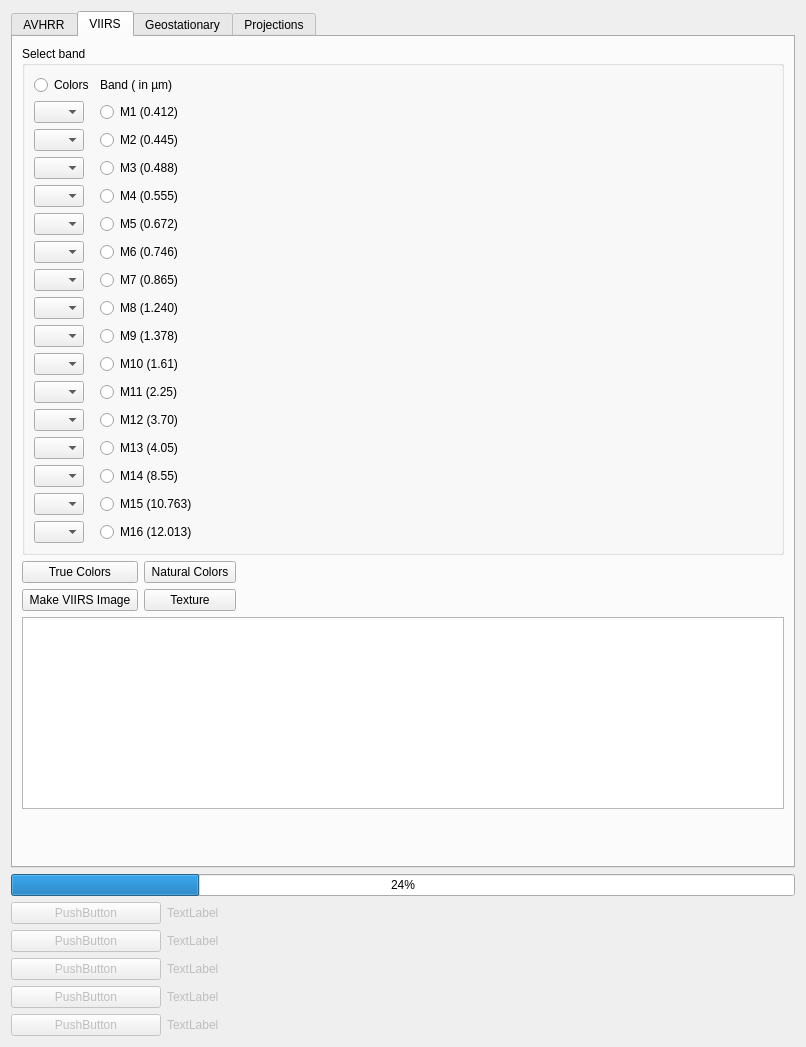
Old version of the form core/formtoolbox.ui in the repository hvanruys/EUMETCastView.
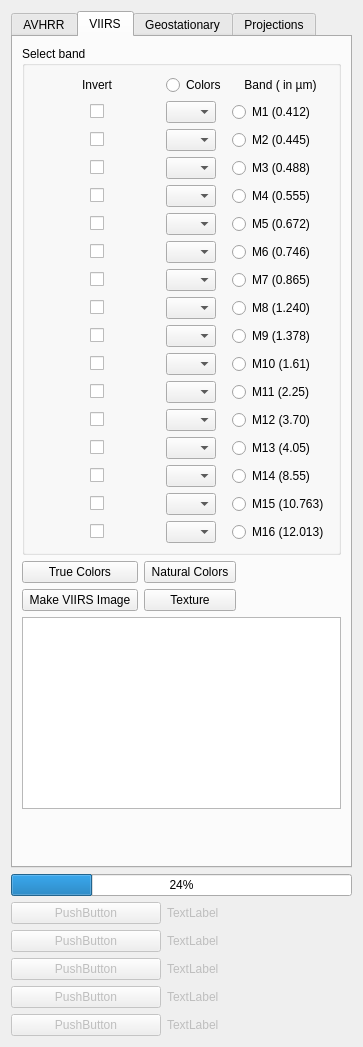
New version of the form.

Commit message: Invert raw VIIRS images

Patch:
```diff
--- a/core/formtoolbox.ui
+++ b/core/formtoolbox.ui
@@ -6,7 +6,7 @@
    <rect>
     <x>0</x>
     <y>0</y>
-    <width>806</width>
+    <width>363</width>
     <height>1047</height>
    </rect>
   </property>
@@ -623,21 +623,52 @@
          <layout class="QVBoxLayout" name="verticalLayout_16">
           <item>
            <layout class="QGridLayout" name="gridLayout_2">
+            <item row="17" column="2">
+             <widget class="QRadioButton" name="rbM16">
+              <property name="text">
+               <string>M16 (12.013)</string>
+              </property>
+             </widget>
+            </item>
+            <item row="7" column="2">
+             <widget class="QRadioButton" name="rbM6">
+              <property name="text">
+               <string>M6 (0.746)</string>
+              </property>
+             </widget>
+            </item>
             <item row="14" column="1">
+             <widget class="QComboBox" name="comboM13">
+              <property name="maximumSize">
+               <size>
+                <width>50</width>
+                <height>16777215</height>
+               </size>
+              </property>
+             </widget>
+            </item>
+            <item row="1" column="2">
+             <widget class="QRadioButton" name="rbM1">
+              <property name="text">
+               <string>M1 (0.412)</string>
+              </property>
+             </widget>
+            </item>
+            <item row="14" column="2">
              <widget class="QRadioButton" name="rbM13">
               <property name="text">
                <string>M13 (4.05)</string>
               </property>
              </widget>
             </item>
-            <item row="12" column="1">
+            <item row="12" column="2">
              <widget class="QRadioButton" name="rbM11">
               <property name="text">
                <string>M11 (2.25)</string>
               </property>
              </widget>
             </item>
-            <item row="8" column="0">
+            <item row="8" column="1">
              <widget class="QComboBox" name="comboM7">
               <property name="maximumSize">
                <size>
@@ -647,7 +678,7 @@
               </property>
              </widget>
             </item>
-            <item row="9" column="0">
+            <item row="9" column="1">
              <widget class="QComboBox" name="comboM8">
               <property name="maximumSize">
                <size>
@@ -657,7 +688,7 @@
               </property>
              </widget>
             </item>
-            <item row="7" column="0">
+            <item row="7" column="1">
              <widget class="QComboBox" name="comboM6">
               <property name="maximumSize">
                <size>
@@ -667,7 +698,7 @@
               </property>
              </widget>
             </item>
-            <item row="16" column="0">
+            <item row="16" column="1">
              <widget class="QComboBox" name="comboM15">
               <property name="maximumSize">
                <size>
@@ -677,28 +708,17 @@
               </property>
              </widget>
             </item>
-            <item row="7" column="1">
-             <widget class="QRadioButton" name="rbM6">
-              <property name="text">
-               <string>M6 (0.746)</string>
-              </property>
-             </widget>
-            </item>
-            <item row="0" column="1">
+            <item row="0" column="2">
              <widget class="QLabel" name="label_32">
               <property name="text">
                <string>Band ( in µm)</string>
               </property>
-             </widget>
-            </item>
-            <item row="17" column="1">
-             <widget class="QRadioButton" name="rbM16">
-              <property name="text">
-               <string>M16 (12.013)</string>
+              <property name="alignment">
+               <set>Qt::AlignCenter</set>
               </property>
              </widget>
             </item>
-            <item row="12" column="0">
+            <item row="12" column="1">
              <widget class="QComboBox" name="comboM11">
               <property name="maximumSize">
                <size>
@@ -708,32 +728,15 @@
               </property>
              </widget>
             </item>
-            <item row="17" column="0">
-             <widget class="QComboBox" name="comboM16">
-              <property name="maximumSize">
-               <size>
-                <width>50</width>
-                <height>16777215</height>
-               </size>
-              </property>
-             </widget>
-            </item>
-            <item row="1" column="1">
-             <widget class="QRadioButton" name="rbM1">
-              <property name="text">
-               <string>M1 (0.412)</string>
-              </property>
-             </widget>
-            </item>
-            <item row="0" column="0">
+            <item row="0" column="1">
              <widget class="QRadioButton" name="rbColorVIIRS">
               <property name="text">
                <string>Colors</string>
               </property>
              </widget>
             </item>
-            <item row="14" column="0">
-             <widget class="QComboBox" name="comboM13">
+            <item row="17" column="1">
+             <widget class="QComboBox" name="comboM16">
               <property name="maximumSize">
                <size>
                 <width>50</width>
@@ -742,28 +745,28 @@
               </property>
              </widget>
             </item>
-            <item row="15" column="1">
-             <widget class="QRadioButton" name="rbM14">
-              <property name="text">
-               <string>M14 (8.55)</string>
-              </property>
-             </widget>
-            </item>
-            <item row="5" column="1">
+            <item row="5" column="2">
              <widget class="QRadioButton" name="rbM4">
               <property name="text">
                <string>M4 (0.555)</string>
               </property>
              </widget>
             </item>
-            <item row="10" column="1">
+            <item row="15" column="2">
+             <widget class="QRadioButton" name="rbM14">
+              <property name="text">
+               <string>M14 (8.55)</string>
+              </property>
+             </widget>
+            </item>
+            <item row="10" column="2">
              <widget class="QRadioButton" name="rbM9">
               <property name="text">
                <string>M9 (1.378)</string>
               </property>
              </widget>
             </item>
-            <item row="13" column="0">
+            <item row="13" column="1">
              <widget class="QComboBox" name="comboM12">
               <property name="maximumSize">
                <size>
@@ -773,49 +776,49 @@
               </property>
              </widget>
             </item>
-            <item row="16" column="1">
+            <item row="16" column="2">
              <widget class="QRadioButton" name="rbM15">
               <property name="text">
                <string>M15 (10.763)</string>
               </property>
              </widget>
             </item>
-            <item row="3" column="1">
+            <item row="3" column="2">
              <widget class="QRadioButton" name="rbM2">
               <property name="text">
                <string>M2 (0.445)</string>
               </property>
              </widget>
             </item>
-            <item row="6" column="1">
+            <item row="6" column="2">
              <widget class="QRadioButton" name="rbM5">
               <property name="text">
                <string>M5 (0.672)</string>
               </property>
              </widget>
             </item>
-            <item row="9" column="1">
+            <item row="9" column="2">
              <widget class="QRadioButton" name="rbM8">
               <property name="text">
                <string>M8 (1.240)</string>
               </property>
              </widget>
             </item>
-            <item row="8" column="1">
+            <item row="8" column="2">
              <widget class="QRadioButton" name="rbM7">
               <property name="text">
                <string>M7 (0.865)</string>
               </property>
              </widget>
             </item>
-            <item row="11" column="1">
+            <item row="11" column="2">
              <widget class="QRadioButton" name="rbM10">
               <property name="text">
                <string>M10 (1.61)</string>
               </property>
              </widget>
             </item>
-            <item row="6" column="0">
+            <item row="6" column="1">
              <widget class="QComboBox" name="comboM5">
               <property name="maximumSize">
                <size>
@@ -825,7 +828,7 @@
               </property>
              </widget>
             </item>
-            <item row="4" column="0">
+            <item row="4" column="1">
              <widget class="QComboBox" name="comboM3">
               <property name="maximumSize">
                <size>
@@ -835,7 +838,7 @@
               </property>
              </widget>
             </item>
-            <item row="5" column="0">
+            <item row="5" column="1">
              <widget class="QComboBox" name="comboM4">
               <property name="maximumSize">
                <size>
@@ -845,7 +848,7 @@
               </property>
              </widget>
             </item>
-            <item row="10" column="0">
+            <item row="10" column="1">
              <widget class="QComboBox" name="comboM9">
               <property name="maximumSize">
                <size>
@@ -855,7 +858,7 @@
               </property>
              </widget>
             </item>
-            <item row="11" column="0">
+            <item row="11" column="1">
              <widget class="QComboBox" name="comboM10">
               <property name="maximumSize">
                <size>
@@ -865,7 +868,7 @@
               </property>
              </widget>
             </item>
-            <item row="3" column="0">
+            <item row="3" column="1">
              <widget class="QComboBox" name="comboM2">
               <property name="maximumSize">
                <size>
@@ -875,31 +878,31 @@
               </property>
              </widget>
             </item>
-            <item row="1" column="0">
-             <widget class="QComboBox" name="comboM1">
-              <property name="maximumSize">
-               <size>
-                <width>50</width>
-                <height>16777215</height>
-               </size>
-              </property>
-             </widget>
-            </item>
-            <item row="13" column="1">
+            <item row="13" column="2">
              <widget class="QRadioButton" name="rbM12">
               <property name="text">
                <string>M12 (3.70)</string>
               </property>
              </widget>
             </item>
-            <item row="4" column="1">
+            <item row="1" column="1">
+             <widget class="QComboBox" name="comboM1">
+              <property name="maximumSize">
+               <size>
+                <width>50</width>
+                <height>16777215</height>
+               </size>
+              </property>
+             </widget>
+            </item>
+            <item row="4" column="2">
              <widget class="QRadioButton" name="rbM3">
               <property name="text">
                <string>M3 (0.488)</string>
               </property>
              </widget>
             </item>
-            <item row="15" column="0">
+            <item row="15" column="1">
              <widget class="QComboBox" name="comboM14">
               <property name="maximumSize">
                <size>
@@ -909,6 +912,608 @@
               </property>
              </widget>
             </item>
+            <item row="0" column="0">
+             <widget class="QLabel" name="label_34">
+              <property name="text">
+               <string>Invert</string>
+              </property>
+              <property name="alignment">
+               <set>Qt::AlignCenter</set>
+              </property>
+             </widget>
+            </item>
+            <item row="1" column="0">
+             <layout class="QHBoxLayout" name="horizontalLayout_52">
+              <item>
+               <spacer name="horizontalSpacer_67">
+                <property name="orientation">
+                 <enum>Qt::Horizontal</enum>
+                </property>
+                <property name="sizeHint" stdset="0">
+                 <size>
+                  <width>40</width>
+                  <height>20</height>
+                 </size>
+                </property>
+               </spacer>
+              </item>
+              <item>
+               <widget class="QCheckBox" name="chkInverseM1">
+                <property name="text">
+                 <string/>
+                </property>
+               </widget>
+              </item>
+              <item>
+               <spacer name="horizontalSpacer_68">
+                <property name="orientation">
+                 <enum>Qt::Horizontal</enum>
+                </property>
+                <property name="sizeHint" stdset="0">
+                 <size>
+                  <width>40</width>
+                  <height>20</height>
+                 </size>
+                </property>
+               </spacer>
+              </item>
+             </layout>
+            </item>
+            <item row="3" column="0">
+             <layout class="QHBoxLayout" name="horizontalLayout_59">
+              <item>
+               <spacer name="horizontalSpacer_81">
+                <property name="orientation">
+                 <enum>Qt::Horizontal</enum>
+                </property>
+                <property name="sizeHint" stdset="0">
+                 <size>
+                  <width>40</width>
+                  <height>20</height>
+                 </size>
+                </property>
+               </spacer>
+              </item>
+              <item>
+               <widget class="QCheckBox" name="chkInverseM2">
+                <property name="text">
+                 <string/>
+                </property>
+               </widget>
+              </item>
+              <item>
+               <spacer name="horizontalSpacer_82">
+                <property name="orientation">
+                 <enum>Qt::Horizontal</enum>
+                </property>
+                <property name="sizeHint" stdset="0">
+                 <size>
+                  <width>40</width>
+                  <height>20</height>
+                 </size>
+                </property>
+               </spacer>
+              </item>
+             </layout>
+            </item>
+            <item row="4" column="0">
+             <layout class="QHBoxLayout" name="horizontalLayout_57">
+              <item>
+               <spacer name="horizontalSpacer_77">
+                <property name="orientation">
+                 <enum>Qt::Horizontal</enum>
+                </property>
+                <property name="sizeHint" stdset="0">
+                 <size>
+                  <width>40</width>
+                  <height>20</height>
+                 </size>
+                </property>
+               </spacer>
+              </item>
+              <item>
+               <widget class="QCheckBox" name="chkInverseM3">
+                <property name="text">
+                 <string/>
+                </property>
+               </widget>
+              </item>
+              <item>
+               <spacer name="horizontalSpacer_78">
+                <property name="orientation">
+                 <enum>Qt::Horizontal</enum>
+                </property>
+                <property name="sizeHint" stdset="0">
+                 <size>
+                  <width>40</width>
+                  <height>20</height>
+                 </size>
+                </property>
+               </spacer>
+              </item>
+             </layout>
+            </item>
+            <item row="5" column="0">
+             <layout class="QHBoxLayout" name="horizontalLayout_58">
+              <item>
+               <spacer name="horizontalSpacer_79">
+                <property name="orientation">
+                 <enum>Qt::Horizontal</enum>
+                </property>
+                <property name="sizeHint" stdset="0">
+                 <size>
+                  <width>40</width>
+                  <height>20</height>
+                 </size>
+                </property>
+               </spacer>
+              </item>
+              <item>
+               <widget class="QCheckBox" name="chkInverseM4">
+                <property name="text">
+                 <string/>
+                </property>
+               </widget>
+              </item>
+              <item>
+               <spacer name="horizontalSpacer_80">
+                <property name="orientation">
+                 <enum>Qt::Horizontal</enum>
+                </property>
+                <property name="sizeHint" stdset="0">
+                 <size>
+                  <width>40</width>
+                  <height>20</height>
+                 </size>
+                </property>
+               </spacer>
+              </item>
+             </layout>
+            </item>
+            <item row="6" column="0">
+             <layout class="QHBoxLayout" name="horizontalLayout_60">
+              <item>
+               <spacer name="horizontalSpacer_83">
+                <property name="orientation">
+                 <enum>Qt::Horizontal</enum>
+                </property>
+                <property name="sizeHint" stdset="0">
+                 <size>
+                  <width>40</width>
+                  <height>20</height>
+                 </size>
+                </property>
+               </spacer>
+              </item>
+              <item>
+               <widget class="QCheckBox" name="chkInverseM5">
+                <property name="text">
+                 <string/>
+                </property>
+               </widget>
+              </item>
+              <item>
+               <spacer name="horizontalSpacer_84">
+                <property name="orientation">
+                 <enum>Qt::Horizontal</enum>
+                </property>
+                <property name="sizeHint" stdset="0">
+                 <size>
+                  <width>40</width>
+                  <height>20</height>
+                 </size>
+                </property>
+               </spacer>
+              </item>
+             </layout>
+            </item>
+            <item row="7" column="0">
+             <layout class="QHBoxLayout" name="horizontalLayout_53">
+              <item>
+               <spacer name="horizontalSpacer_69">
+                <property name="orientation">
+                 <enum>Qt::Horizontal</enum>
+                </property>
+                <property name="sizeHint" stdset="0">
+                 <size>
+                  <width>40</width>
+                  <height>20</height>
+                 </size>
+                </property>
+               </spacer>
+              </item>
+              <item>
+               <widget class="QCheckBox" name="chkInverseM6">
+                <property name="text">
+                 <string/>
+                </property>
+               </widget>
+              </item>
+              <item>
+               <spacer name="horizontalSpacer_70">
+                <property name="orientation">
+                 <enum>Qt::Horizontal</enum>
+                </property>
+                <property name="sizeHint" stdset="0">
+                 <size>
+                  <width>40</width>
+                  <height>20</height>
+                 </size>
+                </property>
+               </spacer>
+              </item>
+             </layout>
+            </item>
+            <item row="8" column="0">
+             <layout class="QHBoxLayout" name="horizontalLayout_61">
+              <item>
+               <spacer name="horizontalSpacer_85">
+                <property name="orientation">
+                 <enum>Qt::Horizontal</enum>
+                </property>
+                <property name="sizeHint" stdset="0">
+                 <size>
+                  <width>40</width>
+                  <height>20</height>
+                 </size>
+                </property>
+               </spacer>
+              </item>
+              <item>
+               <widget class="QCheckBox" name="chkInverseM7">
+                <property name="text">
+                 <string/>
+                </property>
+               </widget>
+              </item>
+              <item>
+               <spacer name="horizontalSpacer_86">
+                <property name="orientation">
+                 <enum>Qt::Horizontal</enum>
+                </property>
+                <property name="sizeHint" stdset="0">
+                 <size>
+                  <width>40</width>
+                  <height>20</height>
+                 </size>
+                </property>
+               </spacer>
+              </item>
+             </layout>
+            </item>
+            <item row="9" column="0">
+             <layout class="QHBoxLayout" name="horizontalLayout_54">
+              <item>
+               <spacer name="horizontalSpacer_71">
+                <property name="orientation">
+                 <enum>Qt::Horizontal</enum>
+                </property>
+                <property name="sizeHint" stdset="0">
+                 <size>
+                  <width>40</width>
+                  <height>20</height>
+                 </size>
+                </property>
+               </spacer>
+              </item>
+              <item>
+               <widget class="QCheckBox" name="chkInverseM8">
+                <property name="text">
+                 <string/>
+                </property>
+               </widget>
+              </item>
+              <item>
+               <spacer name="horizontalSpacer_72">
+                <property name="orientation">
+                 <enum>Qt::Horizontal</enum>
+                </property>
+                <property name="sizeHint" stdset="0">
+                 <size>
+                  <width>40</width>
+                  <height>20</height>
+                 </size>
+                </property>
+               </spacer>
+              </item>
+             </layout>
+            </item>
+            <item row="10" column="0">
+             <layout class="QHBoxLayout" name="horizontalLayout_62">
+              <item>
+               <spacer name="horizontalSpacer_87">
+                <property name="orientation">
+                 <enum>Qt::Horizontal</enum>
+                </property>
+                <property name="sizeHint" stdset="0">
+                 <size>
+                  <width>40</width>
+                  <height>20</height>
+                 </size>
+                </property>
+               </spacer>
+              </item>
+              <item>
+               <widget class="QCheckBox" name="chkInverseM9">
+                <property name="text">
+                 <string/>
+                </property>
+               </widget>
+              </item>
+              <item>
+               <spacer name="horizontalSpacer_88">
+                <property name="orientation">
+                 <enum>Qt::Horizontal</enum>
+                </property>
+                <property name="sizeHint" stdset="0">
+                 <size>
+                  <width>40</width>
+                  <height>20</height>
+                 </size>
+                </property>
+               </spacer>
+              </item>
+             </layout>
+            </item>
+            <item row="11" column="0">
+             <layout class="QHBoxLayout" name="horizontalLayout_55">
+              <item>
+               <spacer name="horizontalSpacer_73">
+                <property name="orientation">
+                 <enum>Qt::Horizontal</enum>
+                </property>
+                <property name="sizeHint" stdset="0">
+                 <size>
+                  <width>40</width>
+                  <height>20</height>
+                 </size>
+                </property>
+               </spacer>
+              </item>
+              <item>
+               <widget class="QCheckBox" name="chkInverseM10">
+                <property name="text">
+                 <string/>
+                </property>
+               </widget>
+              </item>
+              <item>
+               <spacer name="horizontalSpacer_74">
+                <property name="orientation">
+                 <enum>Qt::Horizontal</enum>
+                </property>
+                <property name="sizeHint" stdset="0">
+                 <size>
+                  <width>40</width>
+                  <height>20</height>
+                 </size>
+                </property>
+               </spacer>
+              </item>
+             </layout>
+            </item>
+            <item row="12" column="0">
+             <layout class="QHBoxLayout" name="horizontalLayout_56">
+              <item>
+               <spacer name="horizontalSpacer_75">
+                <property name="orientation">
+                 <enum>Qt::Horizontal</enum>
+                </property>
+                <property name="sizeHint" stdset="0">
+                 <size>
+                  <width>40</width>
+                  <height>20</height>
+                 </size>
+                </property>
+               </spacer>
+              </item>
+              <item>
+               <widget class="QCheckBox" name="chkInverseM11">
+                <property name="text">
+                 <string/>
+                </property>
+               </widget>
+              </item>
+              <item>
+               <spacer name="horizontalSpacer_76">
+                <property name="orientation">
+                 <enum>Qt::Horizontal</enum>
+                </property>
+                <property name="sizeHint" stdset="0">
+                 <size>
+                  <width>40</width>
+                  <height>20</height>
+                 </size>
+                </property>
+               </spacer>
+              </item>
+             </layout>
+            </item>
+            <item row="13" column="0">
+             <layout class="QHBoxLayout" name="horizontalLayout_68">
+              <item>
+               <spacer name="horizontalSpacer_97">
+                <property name="orientation">
+                 <enum>Qt::Horizontal</enum>
+                </property>
+                <property name="sizeHint" stdset="0">
+                 <size>
+                  <width>40</width>
+                  <height>20</height>
+                 </size>
+                </property>
+               </spacer>
+              </item>
+              <item>
+               <widget class="QCheckBox" name="chkInverseM12">
+                <property name="text">
+                 <string/>
+                </property>
+               </widget>
+              </item>
+              <item>
+               <spacer name="horizontalSpacer_98">
+                <property name="orientation">
+                 <enum>Qt::Horizontal</enum>
+                </property>
+                <property name="sizeHint" stdset="0">
+                 <size>
+                  <width>40</width>
+                  <height>20</height>
+                 </size>
+                </property>
+               </spacer>
+              </item>
+             </layout>
+            </item>
+            <item row="14" column="0">
+             <layout class="QHBoxLayout" name="horizontalLayout_67">
+              <item>
+               <spacer name="horizontalSpacer_95">
+                <property name="orientation">
+                 <enum>Qt::Horizontal</enum>
+                </property>
+                <property name="sizeHint" stdset="0">
+                 <size>
+                  <width>40</width>
+                  <height>20</height>
+                 </size>
+                </property>
+               </spacer>
+              </item>
+              <item>
+               <widget class="QCheckBox" name="chkInverseM13">
+                <property name="text">
+                 <string/>
+                </property>
+               </widget>
+              </item>
+              <item>
+               <spacer name="horizontalSpacer_96">
+                <property name="orientation">
+                 <enum>Qt::Horizontal</enum>
+                </property>
+                <property name="sizeHint" stdset="0">
+                 <size>
+                  <width>40</width>
+                  <height>20</height>
+                 </size>
+                </property>
+               </spacer>
+              </item>
+             </layout>
+            </item>
+            <item row="15" column="0">
+             <layout class="QHBoxLayout" name="horizontalLayout_64">
+              <item>
+               <spacer name="horizontalSpacer_89">
+                <property name="orientation">
+                 <enum>Qt::Horizontal</enum>
+                </property>
+                <property name="sizeHint" stdset="0">
+                 <size>
+                  <width>40</width>
+                  <height>20</height>
+                 </size>
+                </property>
+               </spacer>
+              </item>
+              <item>
+               <widget class="QCheckBox" name="chkInverseM14">
+                <property name="text">
+                 <string/>
+                </property>
+               </widget>
+              </item>
+              <item>
+               <spacer name="horizontalSpacer_90">
+                <property name="orientation">
+                 <enum>Qt::Horizontal</enum>
+                </property>
+                <property name="sizeHint" stdset="0">
+                 <size>
+                  <width>40</width>
+                  <height>20</height>
+                 </size>
+                </property>
+               </spacer>
+              </item>
+             </layout>
+            </item>
+            <item row="16" column="0">
+             <layout class="QHBoxLayout" name="horizontalLayout_65">
+              <item>
+               <spacer name="horizontalSpacer_91">
+                <property name="orientation">
+                 <enum>Qt::Horizontal</enum>
+                </property>
+                <property name="sizeHint" stdset="0">
+                 <size>
+                  <width>40</width>
+                  <height>20</height>
+                 </size>
+                </property>
+               </spacer>
+              </item>
+              <item>
+               <widget class="QCheckBox" name="chkInverseM15">
+                <property name="text">
+                 <string/>
+                </property>
+               </widget>
+              </item>
+              <item>
+               <spacer name="horizontalSpacer_92">
+                <property name="orientation">
+                 <enum>Qt::Horizontal</enum>
+                </property>
+                <property name="sizeHint" stdset="0">
+                 <size>
+                  <width>40</width>
+                  <height>20</height>
+                 </size>
+                </property>
+               </spacer>
+              </item>
+             </layout>
+            </item>
+            <item row="17" column="0">
+             <layout class="QHBoxLayout" name="horizontalLayout_66">
+              <item>
+               <spacer name="horizontalSpacer_93">
+                <property name="orientation">
+                 <enum>Qt::Horizontal</enum>
+                </property>
+                <property name="sizeHint" stdset="0">
+                 <size>
+                  <width>40</width>
+                  <height>20</height>
+                 </size>
+                </property>
+               </spacer>
+              </item>
+              <item>
+               <widget class="QCheckBox" name="chkInverseM16">
+                <property name="text">
+                 <string/>
+                </property>
+               </widget>
+              </item>
+              <item>
+               <spacer name="horizontalSpacer_94">
+                <property name="orientation">
+                 <enum>Qt::Horizontal</enum>
+                </property>
+                <property name="sizeHint" stdset="0">
+                 <size>
+                  <width>40</width>
+                  <height>20</height>
+                 </size>
+                </property>
+               </spacer>
+              </item>
+             </layout>
+            </item>
            </layout>
           </item>
          </layout>
```
Left out of the diff: 2 changed lines with no effect on the pictures. The commit also changes 9 other files.
